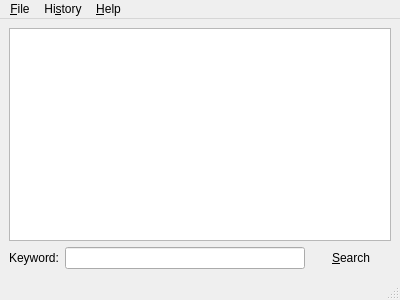
Before: the Qt Designer form ui/mainwindow.ui in jnmbk/boncuk, drawn with Qt 5.
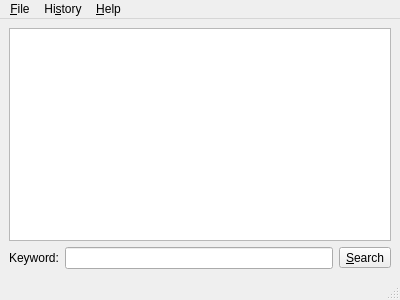
After: the same form once the commit is applied. Icons and pictures are not drawn.

Commit message: change searchbutton to toolbutton

The edit to the form file:
```diff
--- a/ui/mainwindow.ui
+++ b/ui/mainwindow.ui
@@ -31,7 +31,7 @@
        <widget class="QLineEdit" name="keyword" />
       </item>
       <item>
-       <widget class="QPushButton" name="searchButton" >
+       <widget class="QToolButton" name="searchButton" >
         <property name="text" >
          <string>&amp;Search</string>
         </property>
@@ -39,8 +39,11 @@
          <iconset resource="../resources/boncuk.qrc" >
           <normaloff>:/find.png</normaloff>:/find.png</iconset>
         </property>
-        <property name="flat" >
-         <bool>true</bool>
+        <property name="autoExclusive" >
+         <bool>false</bool>
+        </property>
+        <property name="toolButtonStyle" >
+         <enum>Qt::ToolButtonTextBesideIcon</enum>
         </property>
        </widget>
       </item>
```
Left out of the diff: 20 changed lines with no effect on the pictures.
